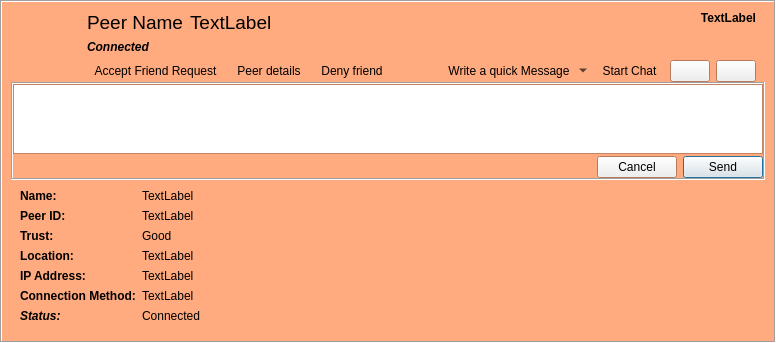
Before: the Qt Designer form retroshare-gui/src/gui/feeds/SecurityItem.ui in RetroShare/RetroShare, drawn with Qt 5.
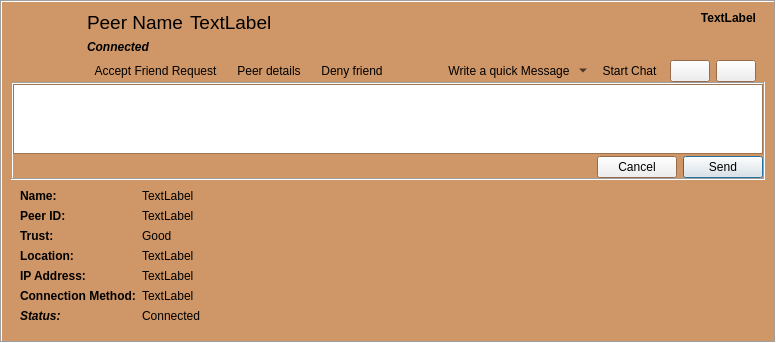
After: the same form once the commit is applied. Icons and pictures are not drawn. Custom widgets are drawn as their Qt base class.

```diff
--- a/retroshare-gui/src/gui/feeds/SecurityItem.ui
+++ b/retroshare-gui/src/gui/feeds/SecurityItem.ui
@@ -28,9 +28,9 @@
         <colorrole role="Window">
          <brush brushstyle="SolidPattern">
           <color alpha="255">
-           <red>255</red>
-           <green>170</green>
-           <blue>127</blue>
+           <red>207</red>
+           <green>150</green>
+           <blue>103</blue>
           </color>
          </brush>
         </colorrole>
@@ -39,9 +39,9 @@
         <colorrole role="Window">
          <brush brushstyle="SolidPattern">
           <color alpha="255">
-           <red>255</red>
-           <green>170</green>
-           <blue>127</blue>
+           <red>207</red>
+           <green>150</green>
+           <blue>103</blue>
           </color>
          </brush>
         </colorrole>
@@ -50,9 +50,9 @@
         <colorrole role="Window">
          <brush brushstyle="SolidPattern">
           <color alpha="255">
-           <red>255</red>
-           <green>170</green>
-           <blue>127</blue>
+           <red>207</red>
+           <green>150</green>
+           <blue>103</blue>
           </color>
          </brush>
         </colorrole>
```
